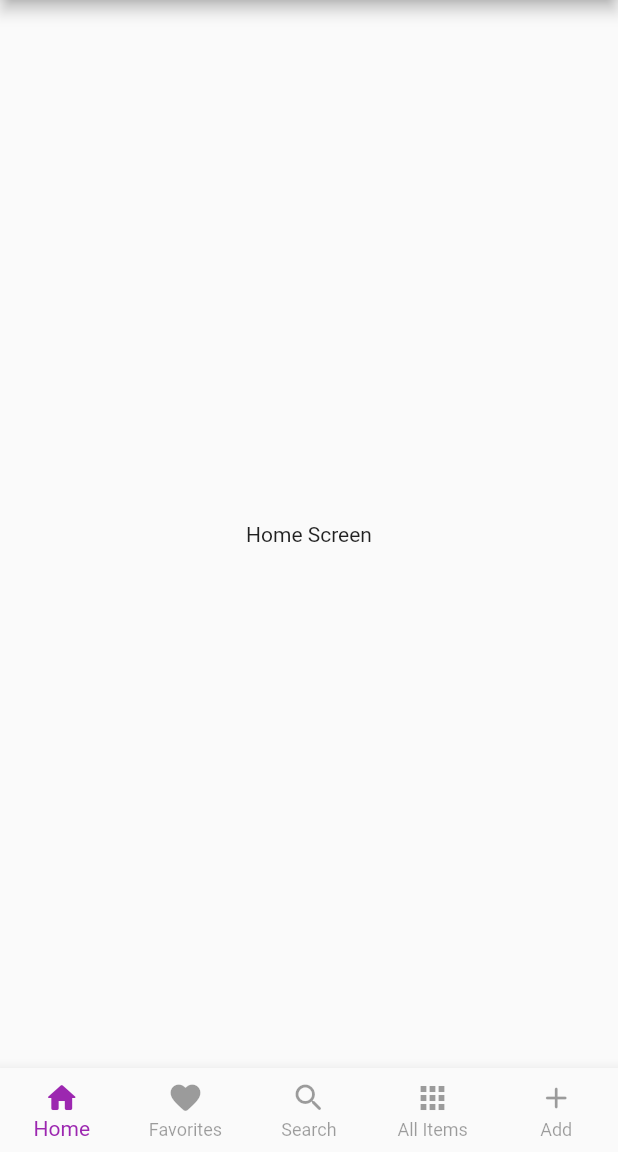
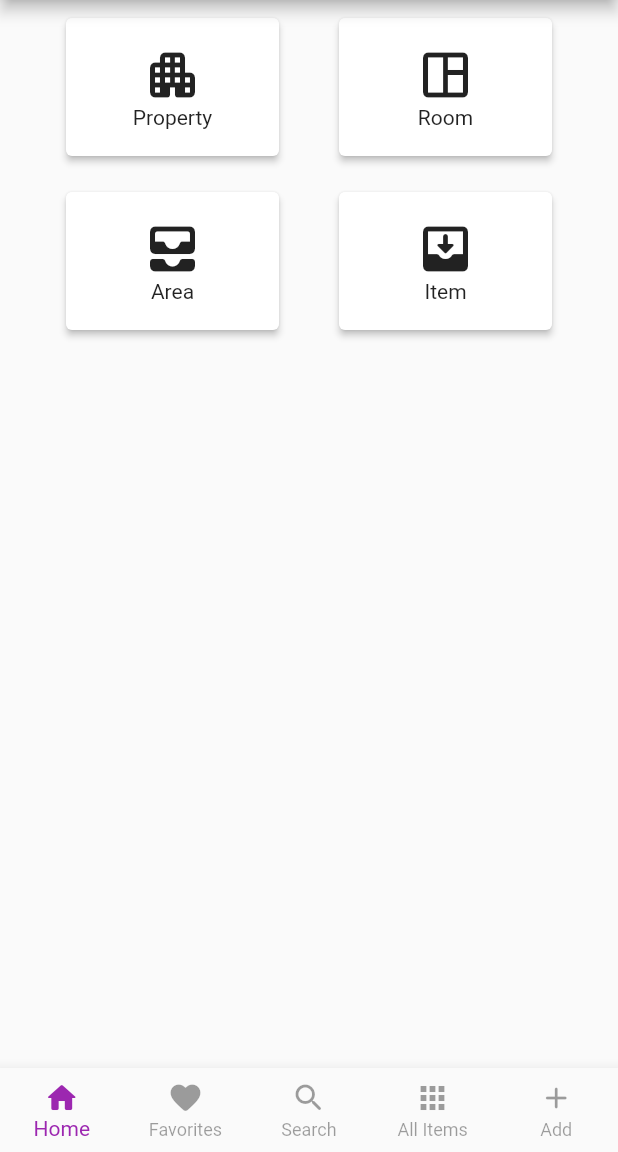
Before and after one commit to rajatroy-dev/whereisit, a Flutter app: the screen it shows after launch, on a phone screen of 412 x 824 dp, the part 84-1236 px from its top. Run offline on Flutter 3.47's test engine with Material 2 defaults, Android fonts, the phone set to English and light mode, and no system bars.

Commit message:
Added Home Screen elements

```diff
--- a/lib/screens/home.dart
+++ b/lib/screens/home.dart
@@ -5,8 +5,93 @@ class HomeScreen extends StatelessWidget {
 
   @override
   Widget build(BuildContext context) {
-    return const Center(
-      child: Text('Home Screen'),
+    return Column(
+      children: [
+        Padding(
+          padding: const EdgeInsets.all(8.0),
+          child: Row(
+            mainAxisAlignment: MainAxisAlignment.spaceEvenly,
+            children: [
+              SizedBox(
+                height: 100,
+                width: 150,
+                child: Card(
+                  elevation: 2,
+                  child: Column(
+                    mainAxisAlignment: MainAxisAlignment.center,
+                    children: const [
+                      Icon(
+                        Icons.apartment_rounded,
+                        size: 40,
+                      ),
+                      Text('Property'),
+                    ],
+                  ),
+                ),
+              ),
+              SizedBox(
+                height: 100,
+                width: 150,
+                child: Card(
+                  elevation: 2,
+                  child: Column(
+                    mainAxisAlignment: MainAxisAlignment.center,
+                    children: const [
+                      Icon(
+                        Icons.space_dashboard_outlined,
+                        size: 40,
+                      ),
+                      Text('Room'),
+                    ],
+                  ),
+                ),
+              ),
+            ],
+          ),
+        ),
+        Padding(
+          padding: const EdgeInsets.all(8.0),
+          child: Row(
+            mainAxisAlignment: MainAxisAlignment.spaceEvenly,
+            children: [
+              SizedBox(
+                height: 100,
+                width: 150,
+                child: Card(
+                  elevation: 2,
+                  child: Column(
+                    mainAxisAlignment: MainAxisAlignment.center,
+                    children: const [
+                      Icon(
+                        Icons.all_inbox_rounded,
+                        size: 40,
+                      ),
+                      Text('Area'),
+                    ],
+                  ),
+                ),
+              ),
+              SizedBox(
+                height: 100,
+                width: 150,
+                child: Card(
+                  elevation: 2,
+                  child: Column(
+                    mainAxisAlignment: MainAxisAlignment.center,
+                    children: const [
+                      Icon(
+                        Icons.move_to_inbox_rounded,
+                        size: 40,
+                      ),
+                      Text('Item'),
+                    ],
+                  ),
+                ),
+              ),
+            ],
+          ),
+        ),
+      ],
     );
   }
 }
```
Also changed, not shown: 1 other file.
